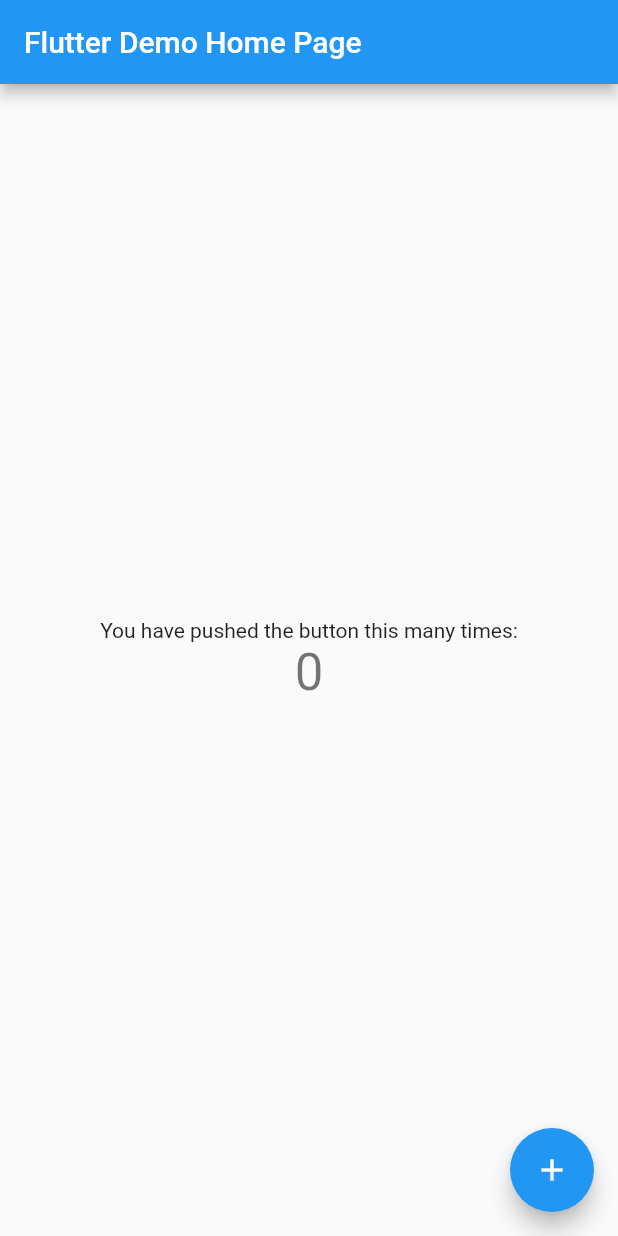
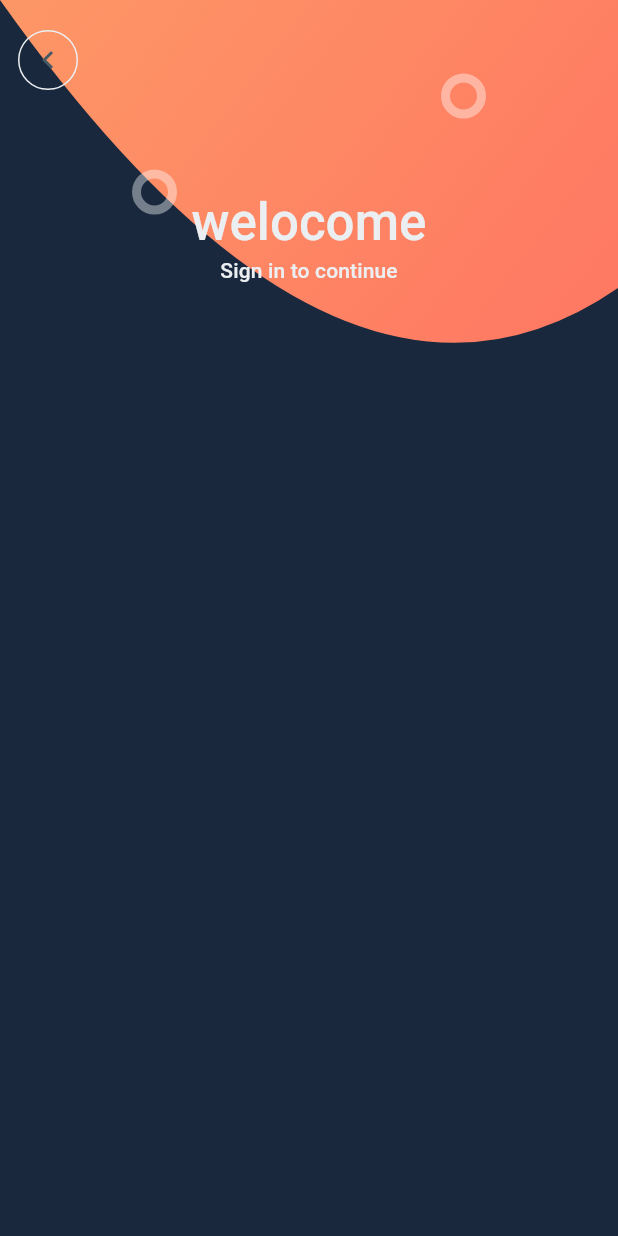
Before and after one commit to tichikawa14/flutter_ui_sign_in_up, a Flutter app: the screen it shows after launch, on a phone screen of 412 x 824 dp. Run offline on Flutter 3.47's test engine with Material 2 defaults, Android fonts, the phone set to English and light mode, and no system bars.

Commit message:
ヘッダー部分

```diff
--- a/lib/main.dart
+++ b/lib/main.dart
@@ -1,115 +1,215 @@
 import 'package:flutter/material.dart';
 
+const Color kAccentColor = Color(0xFFFE7C64);
+const Color kBackgroundColor = Color(0xFF19283D);
+const Color kTextColorPrimary = Color(0xFFECEFF1);
+const Color kTextColorSecondary = Color(0xFFB0BEC5);
+const Color kButtonColorPrimary = Color(0xFFECEFF1);
+const Color kButtonTextColorPrimary = Color(0xFF455A64);
+const Color kIconColor = Color(0xFF455A64);
+
 void main() {
-  runApp(const MyApp());
+  runApp(MyApp());
 }
 
 class MyApp extends StatelessWidget {
-  const MyApp({Key? key}) : super(key: key);
-
-  // This widget is the root of your application.
   @override
   Widget build(BuildContext context) {
     return MaterialApp(
+      debugShowCheckedModeBanner: false,
       title: 'Flutter Demo',
-      theme: ThemeData(
-        // This is the theme of your application.
-        //
-        // Try running your application with "flutter run". You'll see the
-        // application has a blue toolbar. Then, without quitting the app, try
-        // changing the primarySwatch below to Colors.green and then invoke
-        // "hot reload" (press "r" in the console where you ran "flutter run",
-        // or simply save your changes to "hot reload" in a Flutter IDE).
-        // Notice that the counter didn't reset back to zero; the application
-        // is not restarted.
-        primarySwatch: Colors.blue,
+      theme: ThemeData.dark().copyWith(
+        colorScheme: ColorScheme.fromSwatch().copyWith(secondary: kAccentColor),
       ),
-      home: const MyHomePage(title: 'Flutter Demo Home Page'),
+      home: WelcomePage(),
     );
   }
 }
 
-class MyHomePage extends StatefulWidget {
-  const MyHomePage({Key? key, required this.title}) : super(key: key);
-
-  // This widget is the home page of your application. It is stateful, meaning
-  // that it has a State object (defined below) that contains fields that affect
-  // how it looks.
-
-  // This class is the configuration for the state. It holds the values (in this
-  // case the title) provided by the parent (in this case the App widget) and
-  // used by the build method of the State. Fields in a Widget subclass are
-  // always marked "final".
-
-  final String title;
-
+class WelcomePage extends StatelessWidget {
   @override
-  State<MyHomePage> createState() => _MyHomePageState();
+  Widget build(BuildContext context) {
+    return Scaffold(
+      backgroundColor: kBackgroundColor,
+      body: SafeArea(
+        child: SingleChildScrollView(
+          child: Column(
+            children: [
+              _Header(),
+            ],
+          ),
+        ),
+      )
+    );
+  }
 }
 
-class _MyHomePageState extends State<MyHomePage> {
-  int _counter = 0;
-
-  void _incrementCounter() {
-    setState(() {
-      // This call to setState tells the Flutter framework that something has
-      // changed in this State, which causes it to rerun the build method below
-      // so that the display can reflect the updated values. If we changed
-      // _counter without calling setState(), then the build method would not be
-      // called again, and so nothing would appear to happen.
-      _counter++;
-    });
+class _HeaderCurveClipper extends CustomClipper<Path> {
+  @override
+  Path getClip(Size size) {
+    return Path()
+    ..quadraticBezierTo(
+      size.width * 0.55,
+      size.height,
+      size.width,
+      size.height * 0.6,
+    )
+    ..lineTo(size.width, 0)
+    ..close();
   }
 
   @override
+  bool shouldReclip(CustomClipper<Path> oldClipper) {
+    return true;
+  }
+}
+
+class _HeaderBackground extends StatelessWidget {
+  final double height;
+
+  const _HeaderBackground({
+    Key? key,
+    required this.height,
+  }) : super(key: key);
+
+  @override
   Widget build(BuildContext context) {
-    // This method is rerun every time setState is called, for instance as done
-    // by the _incrementCounter method above.
-    //
-    // The Flutter framework has been optimized to make rerunning build methods
-    // fast, so that you can just rebuild anything that needs updating rather
-    // than having to individually change instances of widgets.
-    return Scaffold(
-      appBar: AppBar(
-        // Here we take the value from the MyHomePage object that was created by
-        // the App.build method, and use it to set our appbar title.
-        title: Text(widget.title),
-      ),
-      body: Center(
-        // Center is a layout widget. It takes a single child and positions it
-        // in the middle of the parent.
-        child: Column(
-          // Column is also a layout widget. It takes a list of children and
-          // arranges them vertically. By default, it sizes itself to fit its
-          // children horizontally, and tries to be as tall as its parent.
-          //
-          // Invoke "debug painting" (press "p" in the console, choose the
-          // "Toggle Debug Paint" action from the Flutter Inspector in Android
-          // Studio, or the "Toggle Debug Paint" command in Visual Studio Code)
-          // to see the wireframe for each widget.
-          //
-          // Column has various properties to control how it sizes itself and
-          // how it positions its children. Here we use mainAxisAlignment to
-          // center the children vertically; the main axis here is the vertical
-          // axis because Columns are vertical (the cross axis would be
-          // horizontal).
-          mainAxisAlignment: MainAxisAlignment.center,
-          children: <Widget>[
-            const Text(
-              'You have pushed the button this many times:',
-            ),
-            Text(
-              '$_counter',
-              style: Theme.of(context).textTheme.headline4,
-            ),
-          ],
+    return ClipPath(
+      clipper: _HeaderCurveClipper(),
+      child: Container(
+        width: double.infinity,
+        height: height,
+        decoration: BoxDecoration(
+          gradient: LinearGradient(
+            begin: FractionalOffset.topLeft,
+            end: FractionalOffset.bottomRight,
+            colors: [
+              Color(0xFFFD9766),
+              Color(0xFFFF7362),
+            ],
+            stops: [0, 1],
+          ),
         ),
-      ),
-      floatingActionButton: FloatingActionButton(
-        onPressed: _incrementCounter,
-        tooltip: 'Increment',
-        child: const Icon(Icons.add),
-      ), // This trailing comma makes auto-formatting nicer for build methods.
+      )
     );
   }
 }
+
+class _HeaderCirclePainter extends CustomPainter {
+  @override
+  void paint(Canvas canvas, Size size) {
+    final paint = Paint()
+      ..color = Colors.white.withOpacity(0.4)
+      ..style = PaintingStyle.stroke
+      ..strokeWidth = 6;
+
+    canvas.drawCircle(
+    Offset(size.width * 0.25, size.height * 0.4),
+    12,
+    paint,
+    );
+    canvas.drawCircle(
+    Offset(size.width * 0.75, size.height * 0.2),
+    12,
+    paint,
+    );
+  }
+
+  @override
+  bool shouldRepaint(CustomPainter oldDelegate) {
+    return false;
+  }
+}
+
+class _HeaderCircles extends StatelessWidget {
+  final double height;
+
+  const _HeaderCircles({
+    Key? key,
+    required this.height,
+  }) : super(key: key);
+
+  @override
+  Widget build(BuildContext context) {
+    return CustomPaint(
+      painter: _HeaderCirclePainter(),
+      child: Container(
+        width: double.infinity,
+        height: height,
+      )
+    );
+  }
+}
+
+class _HeaderTitle extends StatelessWidget {
+  @override
+  Widget build(BuildContext context) {
+    return Column(
+      children: [
+        Text(
+          'welocome',
+          style: Theme.of(context).textTheme.headline4!.copyWith(
+            color: kTextColorPrimary,
+            fontWeight: FontWeight.w500,
+          )
+        ),
+        SizedBox(height: 4),
+        Text(
+          'Sign in to continue',
+          style: Theme.of(context).textTheme.subtitle2!.copyWith(color: kTextColorPrimary),
+        )
+      ],
+    );
+  }
+}
+
+class _HeaderBackButton extends StatelessWidget {
+  @override
+  Widget build(BuildContext context) {
+    return TextButton(
+      style: TextButton.styleFrom(
+        primary: kButtonColorPrimary,
+        backgroundColor: Colors.transparent,
+        shape: CircleBorder(
+          side: BorderSide(color: kButtonColorPrimary),
+        )
+      ),
+      onPressed: () {},
+      child: Icon(Icons.chevron_left, color: kIconColor),
+    );
+  }
+}
+
+class _Header extends StatelessWidget {
+  @override
+  Widget build(BuildContext context) {
+    final double height = 320;
+    return Container(
+      height: height,
+      child: Stack(
+        children: [
+          Align(
+            alignment: Alignment.topCenter,
+            child: _HeaderBackground(height: height),
+          ),
+          Align(
+            alignment: Alignment.topCenter,
+            child: _HeaderCircles(height: height),
+          ),
+          Align(
+            alignment: Alignment.topCenter,
+            child: Padding(
+              padding: EdgeInsets.only(top: 128),
+              child: _HeaderTitle(),
+            ),
+          ),
+          Positioned(
+            top: 16,
+            left: 0,
+            child: _HeaderBackButton(),
+          ),
+        ]
+      )
+    );
+  }
+}
```
